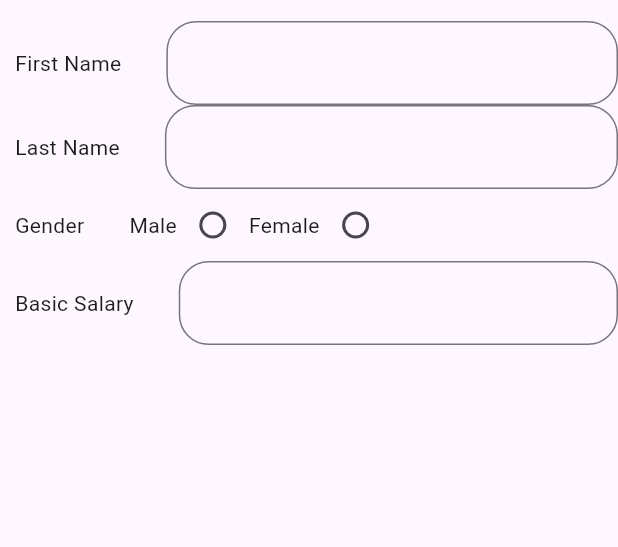
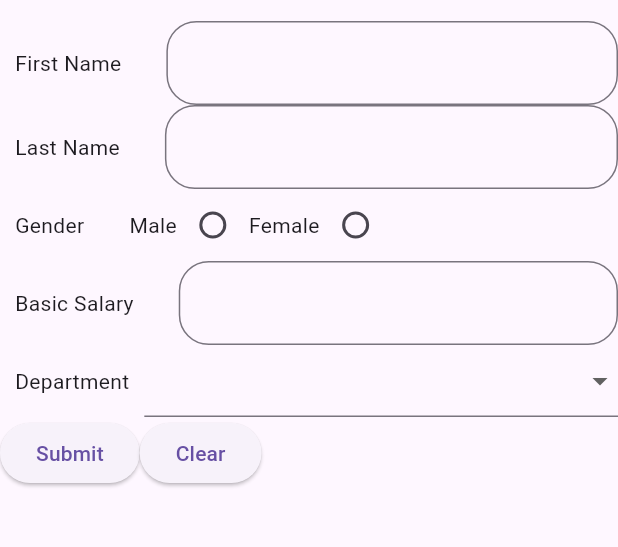
Before and after one commit to evadarsh/flutter_salary_calculator, a Flutter app: the screen it shows after launch, on a phone screen of 412 x 824 dp, the part 63-610 px from its top. Run offline on Flutter 3.47's test engine with Material 3 defaults, Android fonts, the light colour scheme and no system bars.

Commit message:
Completed displaying contents

```diff
--- a/lib/main.dart
+++ b/lib/main.dart
@@ -11,6 +11,7 @@ class MainApp extends StatelessWidget {
   @override
   Widget build(BuildContext context) {
     return const MaterialApp(
+      debugShowCheckedModeBanner: false,
       home: SalaryCalculator(),
     );
   }
--- a/lib/salarycalculator.dart
+++ b/lib/salarycalculator.dart
@@ -1,4 +1,5 @@
 import 'package:flutter/material.dart';
+import 'package:flutter_salary_calculator/displayresult.dart';
 
 class SalaryCalculator extends StatefulWidget {
   const SalaryCalculator({super.key});
@@ -8,64 +9,88 @@ class SalaryCalculator extends StatefulWidget {
 }
 
 class _SalaryCalculatorState extends State<SalaryCalculator> {
+final TextEditingController _fnamecontroller=TextEditingController();
+final TextEditingController _lnamecontroller=TextEditingController();
+final TextEditingController _basicsalarycontroller=TextEditingController();
+  final _formKey = GlobalKey<FormState>();
+  String? Department;
+  String? Gender;
+  List<String> departments = ['Accounts', 'Sales', 'Manager', 'Clerk'];
+   void submit(){
+    var name = "${_fnamecontroller.text} ${_lnamecontroller.text}";
+    double salary = double.parse(_basicsalarycontroller.text);
+    Navigator.push(context, MaterialPageRoute(builder: (context) => DisplayResult(Name: name, Gender: Gender,  Dept: Department, BasicSalary: salary),));
+  }
+
   @override
   Widget build(BuildContext context) {
-    return(Scaffold(
+    return (Scaffold(
       appBar: AppBar(
-        title: Center(child: Text('Basic Salary Calculator')),
-      ) ,
-      body: ListView(
+        title: const Center(child: Text('Basic Salary Calculator')),
+      ),
+      body: Form(
+        child: ListView(
           children: [
             Row(
               children: [
-              Padding(
-                padding: const EdgeInsets.all(10.0),
+                const Padding(
+                  padding: EdgeInsets.all(10.0),
                   child: Text('First Name'),
                 ),
-              SizedBox(width:20),
+                const SizedBox(width: 20),
                 Expanded(
                     child: TextFormField(
+                      controller: _fnamecontroller,
                       decoration: InputDecoration(
                       border: OutlineInputBorder(
-                      borderRadius: BorderRadius.circular(20)
-                    )
-                  ),
-                )
-              ),
+                          borderRadius: BorderRadius.circular(20))),
+                )),
               ],
             ),
             Row(
               children: [
-              Padding(
-                padding: const EdgeInsets.all(10.0),
+                const Padding(
+                  padding: EdgeInsets.all(10.0),
                   child: Text('Last Name'),
                 ),
-              SizedBox(width:20),
+                const SizedBox(width: 20),
                 Expanded(
                     child: TextFormField(
+                  controller: _lnamecontroller,
                   decoration: InputDecoration(
                       border: OutlineInputBorder(
-                      borderRadius: BorderRadius.circular(20)
-                    )
-                  ),
-                )
-              ),
+                          borderRadius: BorderRadius.circular(20))),
+                )),
               ],
             ),
             Row(
               children: [
-              Padding(
-                padding: const EdgeInsets.all(10.0),
+                const Padding(
+                  padding: EdgeInsets.all(10.0),
                   child: Text('Gender'),
                 ),
-              SizedBox(width:20),
+                const SizedBox(width: 20),
                 Row(
                   children: [
-                  Title(color: Colors.black, child:Text('Male')),
-                  Radio(value: 'Male', groupValue: 'Gender', onChanged: (String? value) {  },
+                    Title(color: Colors.black, child: const Text('Male')),
+                    Radio(
+                      value: 'Male',
+                      groupValue: Gender,
+                      onChanged: (value) {
+                        setState(() {
+                          Gender = value!;
+                        });
+                      },
                     ),
-                  Title(color: Colors.black, child:Text('Female')),
-                  Radio(value: 'Female', groupValue: 'Gender', onChanged: (String? value) {  },
+                    Title(color: Colors.black, child: const Text('Female')),
+                    Radio(
+                      value: 'Female',
+                      groupValue: Gender,
+                      onChanged: (value) {
+                        setState(() {
+                          Gender = value!;
+                        });
+                      },
                     ),
                   ],
                 ),
@@ -73,23 +98,63 @@ class _SalaryCalculatorState extends State<SalaryCalculator> {
             ),
             Row(
               children: [
-              Padding(
-                padding: const EdgeInsets.all(10.0),
+                const Padding(
+                  padding: EdgeInsets.all(10.0),
                   child: Text('Basic Salary'),
                 ),
-              SizedBox(width:20),
+                const SizedBox(width: 20),
                 Expanded(
                     child: TextFormField(
+                      controller: _basicsalarycontroller,
                       decoration: InputDecoration(
                         border: OutlineInputBorder(
-                      borderRadius: BorderRadius.circular(20)
-                    )
+                          borderRadius: BorderRadius.circular(20))),
+                )),
+              ],
             ),
-                )
+            Row(
+              children: [
+                const Padding(
+                  padding: EdgeInsets.all(10.0),
+                  child: Text('Department'),
+                ),
+                Expanded(
+                  child: DropdownButtonFormField(
+                  items: departments.map((String department) {
+                    return DropdownMenuItem(
+                      value: department,
+                      child: Text(department),
+                    );
+                  }).toList(),
+                  onChanged: (value) {
+                    setState(() {
+                      Department = value;
+                    });
+                  },
+                  value: Department,
+                 ),
                 ),
               ],
             ),
+            Row(
+              children: [
+                ElevatedButton(onPressed: (){
+                  submit();
+                }, child: const Text('Submit')),
+                ElevatedButton(onPressed: (){
+                  _formKey.currentState?.reset();
+                      _fnamecontroller.clear();
+                      _lnamecontroller.clear();
+                      _basicsalarycontroller.clear();
+                      setState(() {
+                        Gender = null;
+                        Department = null;
+                      });
+                }, child: const Text('Clear')),
+              ]
+            ),
           ],
+        ),
       ),
     ));
   }
```
Also changed, not shown: lib/displayresult.dart (added, +45 -0 lines). Lines whose indentation alone changed are shown as unchanged.
